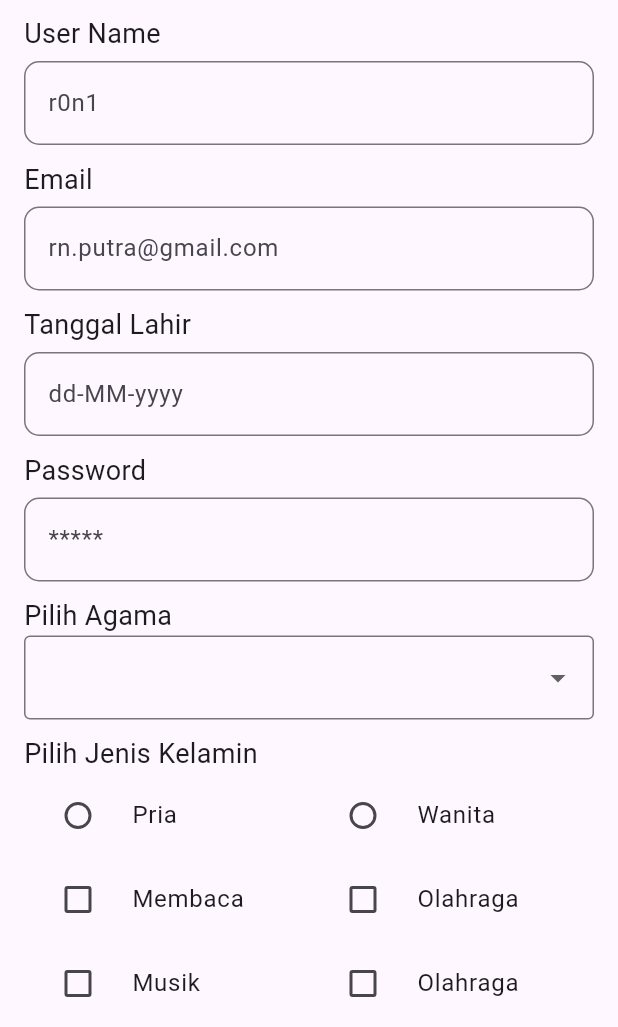
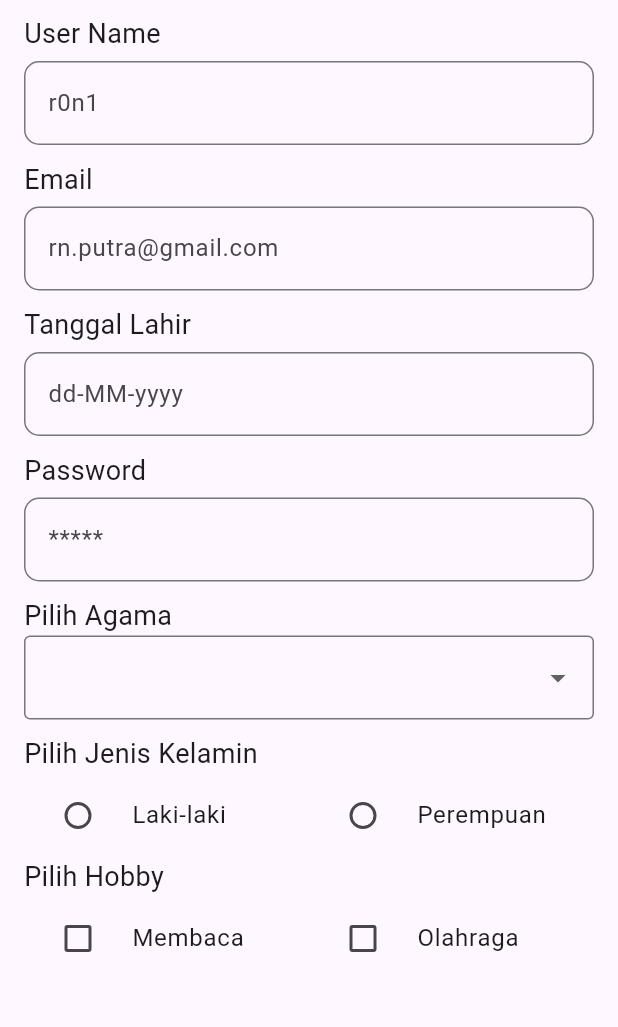
Before and after one commit to r0n1-putr4/Futter-project, a Flutter app: the screen it shows after launch, on a phone screen of 412 x 824 dp, the part 209-1236 px from its top. Run offline on Flutter 3.47's test engine with Material 3 defaults, Android fonts, the light colour scheme and no system bars; our stand-ins replace flutter_rating_bar, geocoding, geolocator, google_maps_flutter, image_picker, logger and 2 more; missing offline and left inert: clippy_flutter, custom_info_window; accounts and stored records are empty.

Commit message:
Update Code

```diff
--- a/lib/exam_nav_bar/form_register.dart
+++ b/lib/exam_nav_bar/form_register.dart
@@ -96,29 +96,23 @@
                 ),
                 SizedBox(height: 10),
                 Text("Pilih Agama", style: TextStyle(fontSize: 18)),
-
-                  // decoration: BoxDecoration(
-                  //   border: Border.all(width: 1, color: Colors.black54),
-                  //   borderRadius: BorderRadius.circular(10),
-                  // ),
-                  DropdownButtonFormField<String>(
-                    decoration: InputDecoration(
-                      // labelText: "Pilih Agama",
-                      border: OutlineInputBorder(),
+                DropdownButtonFormField<String>(// Widget Menampilkan DropdownButton
+                  decoration: InputDecoration(// Mengatur tampilan field seperti TextField
+                    border: OutlineInputBorder(), //Memberi border kotak
                   ),
-                    items:
+                  items: //item data yang bersumber dari variable array listAgama
                       listAgama
                           .map(
                             (e) => DropdownMenuItem(value: e, child: Text(e)),
                           )
                           .toList(),
-                    onChanged: (val) {
+                  onChanged: (val) {// Dipanggil saat user memilih item
                     setState(() {
                       valAgama = val;
                     });
                   },
-                    validator: (value) {
-                      if (value == null || value.isEmpty) {
+                  validator: (value) {{// Fungsi untuk validasi input
+                    if (value == null || value.isEmpty) {{// belum pilih atau kosong
                       return "Agama wajib dipilih";
                     }
                     return null;
@@ -127,35 +121,34 @@
 
                 SizedBox(height: 10),
                 Text("Pilih Jenis Kelamin", style: TextStyle(fontSize: 18)),
-                Row(
+
+                RadioGroup<String>(
+                  groupValue: valJk,
+                  onChanged: (value) {
+                    setState(() {
+                      valJk = value;
+                    });
+                  },
+                  child: Row(
                     mainAxisAlignment: MainAxisAlignment.spaceEvenly,
                     children: [
                       Flexible(
-                      child: RadioListTile(
-                        value: "Pria",
-                        groupValue: valJk.toString(),
-                        onChanged: (val) {
-                          setState(() {
-                            valJk = val;
-                          });
-                        },
-                        title: Text('Pria'),
+                        child: RadioListTile<String>(
+                          value: "L",
+                          title: Text("Laki-laki"),
                         ),
                       ),
                       Flexible(
-                      child: RadioListTile(
-                        value: "Wanita",
-                        groupValue: valJk.toString(),
-                        onChanged: (val) {
-                          setState(() {
-                            valJk = val;
-                          });
-                        },
-                        title: Text('Wanita'),
+                        child: RadioListTile<String>(
+                          value: "P",
+                          title: Text("Perempuan"),
                         ),
                       ),
                     ],
                   ),
+                ),
+
+                Text("Pilih Hobby", style: TextStyle(fontSize: 18)),
 
                 Row(
                   children: [
@@ -189,10 +182,10 @@
                   children: [
                     Flexible(
                       child: CheckboxListTile(
-                        value: olahraga,
+                        value: musik,
                         onChanged: (val) {
                           setState(() {
-                            olahraga = val!;
+                            musik = val!;
                           });
                         },
                         title: Text("Musik"),
@@ -201,13 +194,13 @@
                     ),
                     Flexible(
                       child: CheckboxListTile(
-                        value: olahraga,
+                        value: traveling,
                         onChanged: (val) {
                           setState(() {
-                            olahraga = val!;
+                            traveling = val!;
                           });
                         },
-                        title: Text("Olahraga"),
+                        title: Text("Travelling"),
                         controlAffinity: ListTileControlAffinity.leading,
                       ),
                     ),
```
Lines whose indentation alone changed are shown as unchanged.
